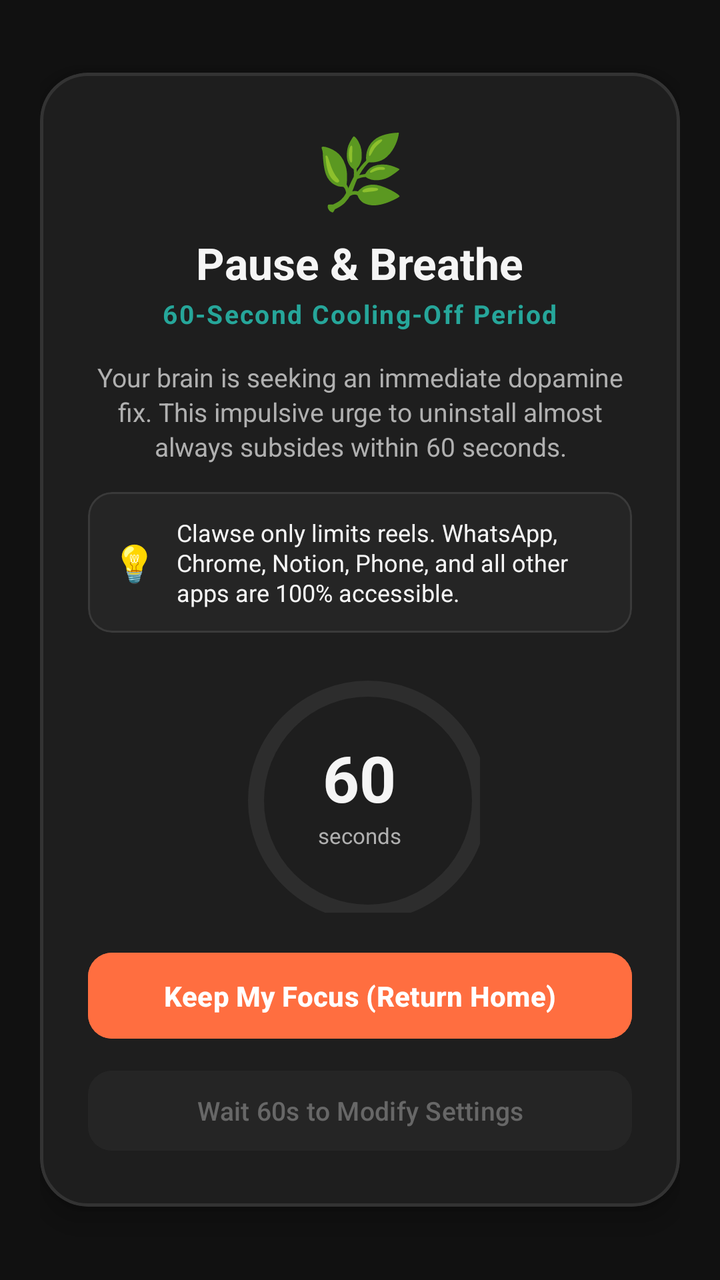
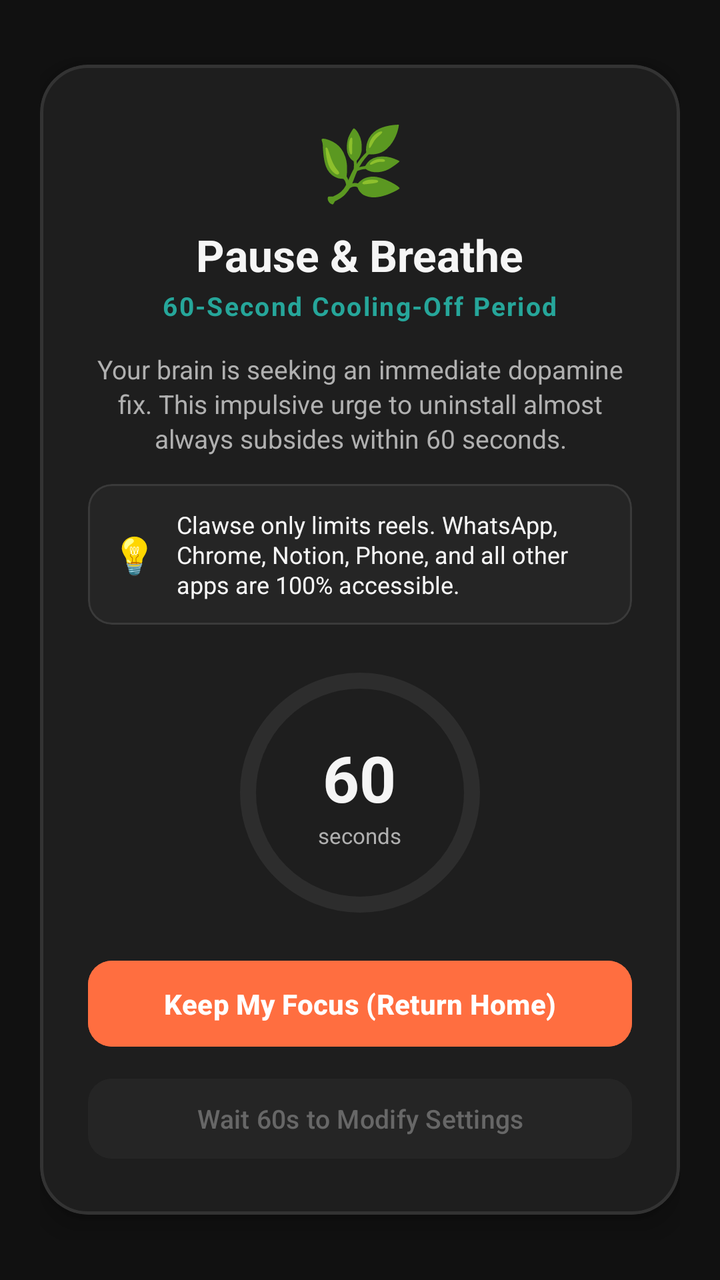

Screens rendered from an Android XML layout before and after an edit, with the pre-edit source and the edit as a unified diff.
<!-- AndroidManifest.xml: activity theme Theme.AntiScrollerKitty -->
<!-- res/layout/activity_breathing_friction.xml -->
<?xml version="1.0" encoding="utf-8"?>
<ScrollView xmlns:android="http://schemas.android.com/apk/res/android"
    xmlns:app="http://schemas.android.com/apk/res-auto"
    android:layout_width="match_parent"
    android:layout_height="match_parent"
    android:background="#EE121212"
    android:fillViewport="true">

    <LinearLayout
        android:layout_width="match_parent"
        android:layout_height="wrap_content"
        android:gravity="center"
        android:orientation="vertical"
        android:padding="20dp">

        <com.google.android.material.card.MaterialCardView
            android:layout_width="match_parent"
            android:layout_height="wrap_content"
            app:cardBackgroundColor="@color/surface"
            app:cardCornerRadius="24dp"
            app:cardElevation="8dp"
            app:strokeColor="#333333"
            app:strokeWidth="1.5dp">

        <LinearLayout
            android:layout_width="match_parent"
            android:layout_height="wrap_content"
            android:orientation="vertical"
            android:padding="24dp"
            android:gravity="center_horizontal">

            <TextView
                android:layout_width="wrap_content"
                android:layout_height="wrap_content"
                android:text="🌿"
                android:textSize="36sp" />

            <TextView
                android:layout_width="wrap_content"
                android:layout_height="wrap_content"
                android:layout_marginTop="8dp"
                android:text="Pause &amp; Breathe"
                android:textColor="@color/text_primary"
                android:textSize="22sp"
                android:textStyle="bold" />

            <TextView
                android:layout_width="wrap_content"
                android:layout_height="wrap_content"
                android:layout_marginTop="2dp"
                android:text="60-Second Cooling-Off Period"
                android:textColor="@color/secondary"
                android:textSize="13sp"
                android:letterSpacing="0.06"
                android:textStyle="bold" />

            <TextView
                android:layout_width="match_parent"
                android:layout_height="wrap_content"
                android:layout_marginTop="14dp"
                android:text="Your brain is seeking an immediate dopamine fix. This impulsive urge to uninstall almost always subsides within 60 seconds."
                android:textColor="@color/text_secondary"
                android:textSize="13sp"
                android:gravity="center"
                android:lineSpacingExtra="2dp" />

            
            <com.google.android.material.card.MaterialCardView
                android:layout_width="match_parent"
                android:layout_height="wrap_content"
                android:layout_marginTop="14dp"
                app:cardBackgroundColor="#252525"
                app:cardCornerRadius="12dp"
                app:strokeColor="#3A3A3A"
                app:strokeWidth="1dp">

                <LinearLayout
                    android:layout_width="match_parent"
                    android:layout_height="wrap_content"
                    android:padding="12dp"
                    android:orientation="horizontal"
                    android:gravity="center_vertical">

                    <TextView
                        android:layout_width="wrap_content"
                        android:layout_height="wrap_content"
                        android:text="💡"
                        android:textSize="18sp" />

                    <TextView
                        android:layout_width="0dp"
                        android:layout_height="wrap_content"
                        android:layout_weight="1"
                        android:layout_marginStart="10dp"
                        android:text="Clawse only limits reels. WhatsApp, Chrome, Notion, Phone, and all other apps are 100% accessible."
                        android:textColor="@color/text_primary"
                        android:textSize="12sp"
                        android:lineSpacingExtra="1dp" />
                </LinearLayout>
            </com.google.android.material.card.MaterialCardView>

            
            <FrameLayout
                android:layout_width="120dp"
                android:layout_height="120dp"
                android:layout_marginTop="20dp"
                android:layout_marginBottom="16dp">

                <com.google.android.material.progressindicator.CircularProgressIndicator
                    android:id="@+id/progressCountdown"
                    android:layout_width="120dp"
                    android:layout_height="120dp"
                    android:max="60"
                    android:progress="60"
                    app:indicatorColor="@color/primary"
                    app:trackColor="@color/surface_variant"
                    app:trackThickness="8dp"
                    app:indicatorSize="120dp"
                    app:trackCornerRadius="4dp" />

                <LinearLayout
                    android:layout_width="wrap_content"
                    android:layout_height="wrap_content"
                    android:layout_gravity="center"
                    android:orientation="vertical"
                    android:gravity="center">

                    <TextView
                        android:id="@+id/tvCountdownSeconds"
                        android:layout_width="wrap_content"
                        android:layout_height="wrap_content"
                        android:text="60"
                        android:textColor="@color/text_primary"
                        android:textSize="32sp"
                        android:textStyle="bold" />

                    <TextView
                        android:layout_width="wrap_content"
                        android:layout_height="wrap_content"
                        android:text="seconds"
                        android:textColor="@color/text_secondary"
                        android:textSize="11sp" />
                </LinearLayout>
            </FrameLayout>

            
            <com.google.android.material.button.MaterialButton
                android:id="@+id/btnKeepFocus"
                android:layout_width="match_parent"
                android:layout_height="wrap_content"
                android:text="Keep My Focus (Return Home)"
                android:textColor="@color/on_primary"
                android:backgroundTint="@color/primary"
                app:cornerRadius="12dp"
                android:paddingVertical="12dp"
                android:textSize="14sp"
                android:textStyle="bold" />

            <com.google.android.material.button.MaterialButton
                android:id="@+id/btnProceedDeactivate"
                android:layout_width="match_parent"
                android:layout_height="wrap_content"
                android:layout_marginTop="8dp"
                android:text="Wait 60s to Modify Settings"
                android:textColor="@color/text_secondary"
                android:backgroundTint="@color/surface_variant"
                android:enabled="false"
                android:alpha="0.5"
                app:cornerRadius="12dp"
                android:textSize="13sp"
                style="@style/Widget.Material3.Button.TonalButton" />

        </LinearLayout>
    </com.google.android.material.card.MaterialCardView>

    </LinearLayout>
</ScrollView>
<!-- resources referenced by this layout -->
<resources>
  <color name="on_primary">#FFFFFF</color>
  <color name="primary">#FF6E40</color>
  <color name="secondary">#26A69A</color>
  <color name="surface">#1E1E1E</color>
  <color name="surface_variant">#2D2D2D</color>
  <color name="text_primary">#F5F5F5</color>
  <color name="text_secondary">#B0B0B0</color>
  <style name="Theme.AntiScrollerKitty" parent="Theme.Material3.Dark.NoActionBar">
          <item name="colorPrimary">@color/primary</item>
          <item name="colorOnPrimary">@color/on_primary</item>
          <item name="colorSecondary">@color/secondary</item>
          <item name="colorOnSecondary">@color/on_secondary</item>
          <item name="android:statusBarColor">@color/background</item>
          <item name="android:navigationBarColor">@color/background</item>
          <item name="android:windowBackground">@color/background</item>
      </style>
  <color name="on_secondary">#FFFFFF</color>
  <color name="background">#121212</color>
</resources>

<!-- the commit's change to res/layout/activity_breathing_friction.xml (unified diff, before → after) -->
@@ -101,15 +101,17 @@
 
             
             <FrameLayout
-                android:layout_width="120dp"
-                android:layout_height="120dp"
+                android:layout_width="wrap_content"
+                android:layout_height="wrap_content"
+                android:layout_gravity="center_horizontal"
                 android:layout_marginTop="20dp"
                 android:layout_marginBottom="16dp">
 
                 <com.google.android.material.progressindicator.CircularProgressIndicator
                     android:id="@+id/progressCountdown"
-                    android:layout_width="120dp"
-                    android:layout_height="120dp"
+                    android:layout_width="wrap_content"
+                    android:layout_height="wrap_content"
+                    android:layout_gravity="center"
                     android:max="60"
                     android:progress="60"
                     app:indicatorColor="@color/primary"
